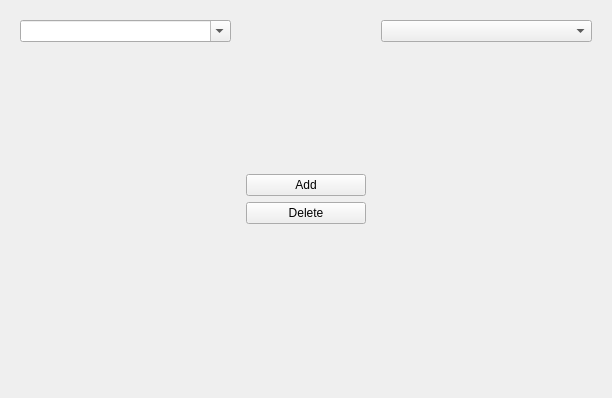
Qt form snowgui/snowgui/instruments/instrumentswindow.ui (AndreasFMueller/AstroPhotography) before a commit.
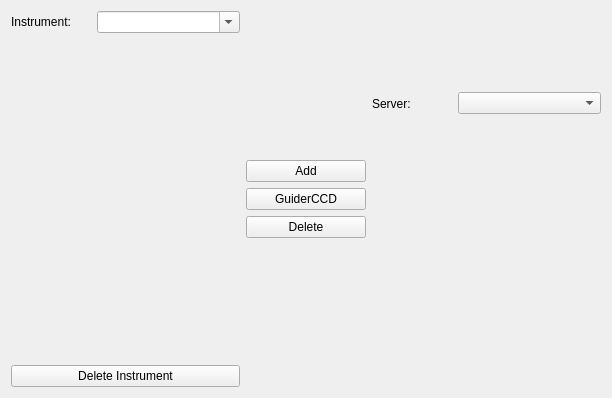
The same form after that commit. Custom widgets are drawn as their Qt base class.

Commit message: instrument subapplication essentially complete

What changed in the file:
```diff
--- a/snowgui/snowgui/instruments/instrumentswindow.ui
+++ b/snowgui/snowgui/instruments/instrumentswindow.ui
@@ -16,8 +16,20 @@
   <layout class="QHBoxLayout" name="horizontalLayout">
    <item>
     <widget class="QWidget" name="instrumentsWidget" native="true">
-     <layout class="QVBoxLayout" name="verticalLayout_2">
-      <item>
+     <layout class="QGridLayout" name="gridLayout">
+      <property name="leftMargin">
+       <number>0</number>
+      </property>
+      <property name="topMargin">
+       <number>0</number>
+      </property>
+      <property name="rightMargin">
+       <number>0</number>
+      </property>
+      <property name="bottomMargin">
+       <number>0</number>
+      </property>
+      <item row="0" column="1">
        <widget class="QComboBox" name="instrumentselectionBox">
         <property name="editable">
          <bool>true</bool>
@@ -27,9 +39,35 @@
         </property>
        </widget>
       </item>
-      <item>
+      <item row="0" column="0">
+       <widget class="QLabel" name="label">
+        <property name="minimumSize">
+         <size>
+          <width>80</width>
+          <height>0</height>
+         </size>
+        </property>
+        <property name="maximumSize">
+         <size>
+          <width>80</width>
+          <height>16777215</height>
+         </size>
+        </property>
+        <property name="text">
+         <string>Instrument:</string>
+        </property>
+       </widget>
+      </item>
+      <item row="1" column="0" colspan="2">
        <widget class="snowgui::instrumentdisplay" name="instrumentdisplayWidget" native="true"/>
       </item>
+      <item row="2" column="0" colspan="2">
+       <widget class="QPushButton" name="deleteinstrumentButton">
+        <property name="text">
+         <string>Delete Instrument</string>
+        </property>
+       </widget>
+      </item>
      </layout>
     </widget>
    </item>
@@ -80,6 +118,13 @@
         </property>
        </widget>
       </item>
+      <item>
+       <widget class="QPushButton" name="addguiderccdButton">
+        <property name="text">
+         <string>GuiderCCD</string>
+        </property>
+       </widget>
+      </item>
       <item>
        <widget class="QPushButton" name="deleteButton">
         <property name="text">
@@ -106,8 +151,57 @@
    <item>
     <widget class="QWidget" name="modulesWidget" native="true">
      <layout class="QVBoxLayout" name="verticalLayout_3">
+      <property name="leftMargin">
+       <number>0</number>
+      </property>
+      <property name="topMargin">
+       <number>0</number>
+      </property>
+      <property name="rightMargin">
+       <number>0</number>
+      </property>
+      <property name="bottomMargin">
+       <number>0</number>
+      </property>
       <item>
-       <widget class="QComboBox" name="serverselectionBox"/>
+       <widget class="QWidget" name="serverselectionWidget" native="true">
+        <layout class="QHBoxLayout" name="horizontalLayout_2">
+         <property name="leftMargin">
+          <number>0</number>
+         </property>
+         <property name="topMargin">
+          <number>0</number>
+         </property>
+         <property name="rightMargin">
+          <number>0</number>
+         </property>
+         <property name="bottomMargin">
+          <number>0</number>
+         </property>
+         <item>
+          <widget class="QLabel" name="serverLabel">
+           <property name="minimumSize">
+            <size>
+             <width>80</width>
+             <height>0</height>
+            </size>
+           </property>
+           <property name="maximumSize">
+            <size>
+             <width>80</width>
+             <height>16777215</height>
+            </size>
+           </property>
+           <property name="text">
+            <string>Server:</string>
+           </property>
+          </widget>
+         </item>
+         <item>
+          <widget class="QComboBox" name="serverselectionBox"/>
+         </item>
+        </layout>
+       </widget>
       </item>
       <item>
        <widget class="QWidget" name="moduledisplayWidget" native="true"/>
@@ -124,6 +218,12 @@
    <header>instrumentdisplay.h</header>
    <container>1</container>
   </customwidget>
+  <customwidget>
+   <class>snowgui::modulesdisplay</class>
+   <extends>QWidget</extends>
+   <header>modulesdisplay.h</header>
+   <container>1</container>
+  </customwidget>
  </customwidgets>
  <resources/>
  <connections/>
```
Left out of the diff: 2 changed lines with no effect on the pictures. The commit also changes 9 other files.
